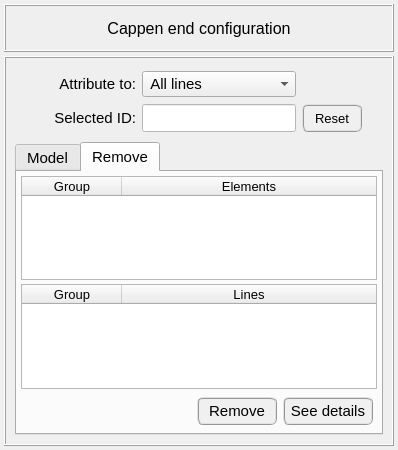
Old version of the form pulse/interface/ui_files/model/setup/structural/capped_end_input.ui in the repository open-pulse/OpenPulse.
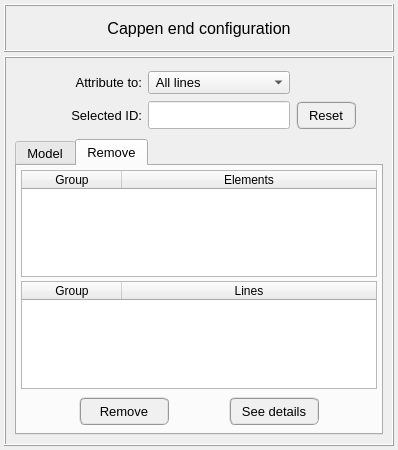
New version of the form. The open tabs and pages were chosen to show the change.

What changed in the file:
```diff
--- a/pulse/interface/ui_files/model/setup/structural/capped_end_input.ui
+++ b/pulse/interface/ui_files/model/setup/structural/capped_end_input.ui
@@ -217,7 +217,7 @@
           <widget class="QComboBox" name="comboBox_selection">
            <property name="font">
             <font>
-             <pointsize>11</pointsize>
+             <pointsize>10</pointsize>
             </font>
            </property>
            <item>
@@ -253,7 +253,7 @@
            </property>
            <property name="font">
             <font>
-             <pointsize>11</pointsize>
+             <pointsize>10</pointsize>
             </font>
            </property>
            <property name="text">
@@ -280,7 +280,7 @@
            </property>
            <property name="font">
             <font>
-             <pointsize>11</pointsize>
+             <pointsize>10</pointsize>
             </font>
            </property>
            <property name="text">
@@ -323,7 +323,7 @@
         </property>
         <property name="font">
          <font>
-          <pointsize>11</pointsize>
+          <pointsize>10</pointsize>
          </font>
         </property>
         <property name="currentIndex">
@@ -546,7 +546,7 @@
             <property name="font">
              <font>
               <family>MS Shell Dlg 2</family>
-              <pointsize>10</pointsize>
+              <pointsize>9</pointsize>
              </font>
             </property>
             <property name="toolTip">
@@ -600,7 +600,7 @@
              <property name="bottomMargin">
               <number>4</number>
              </property>
-             <item row="0" column="2">
+             <item row="0" column="1">
               <widget class="QPushButton" name="pushButton_get_information">
                <property name="minimumSize">
                 <size>
@@ -617,7 +617,7 @@
                <property name="font">
                 <font>
                  <family>MS Shell Dlg 2</family>
-                 <pointsize>11</pointsize>
+                 <pointsize>10</pointsize>
                  <weight>50</weight>
                  <italic>false</italic>
                  <bold>false</bold>
@@ -634,24 +634,24 @@
                </property>
               </widget>
              </item>
-             <item row="0" column="1">
+             <item row="0" column="0">
               <widget class="QPushButton" name="pushButton_remove">
                <property name="minimumSize">
                 <size>
-                 <width>80</width>
+                 <width>90</width>
                  <height>28</height>
                 </size>
                </property>
                <property name="maximumSize">
                 <size>
-                 <width>80</width>
+                 <width>90</width>
                  <height>28</height>
                 </size>
                </property>
                <property name="font">
                 <font>
                  <family>MS Shell Dlg 2</family>
-                 <pointsize>11</pointsize>
+                 <pointsize>10</pointsize>
                  <weight>50</weight>
                  <italic>false</italic>
                  <bold>false</bold>
@@ -668,19 +668,6 @@
                </property>
               </widget>
              </item>
-             <item row="0" column="0">
-              <spacer name="horizontalSpacer">
-               <property name="orientation">
-                <enum>Qt::Horizontal</enum>
-               </property>
-               <property name="sizeHint" stdset="0">
-                <size>
-                 <width>40</width>
-                 <height>20</height>
-                </size>
-               </property>
-              </spacer>
-             </item>
             </layout>
            </widget>
           </item>
@@ -701,7 +688,7 @@
             <property name="font">
              <font>
               <family>MS Shell Dlg 2</family>
-              <pointsize>10</pointsize>
+              <pointsize>9</pointsize>
              </font>
             </property>
             <property name="toolTip">
```
Left out of the diff: 10 changed lines with no effect on the pictures.
